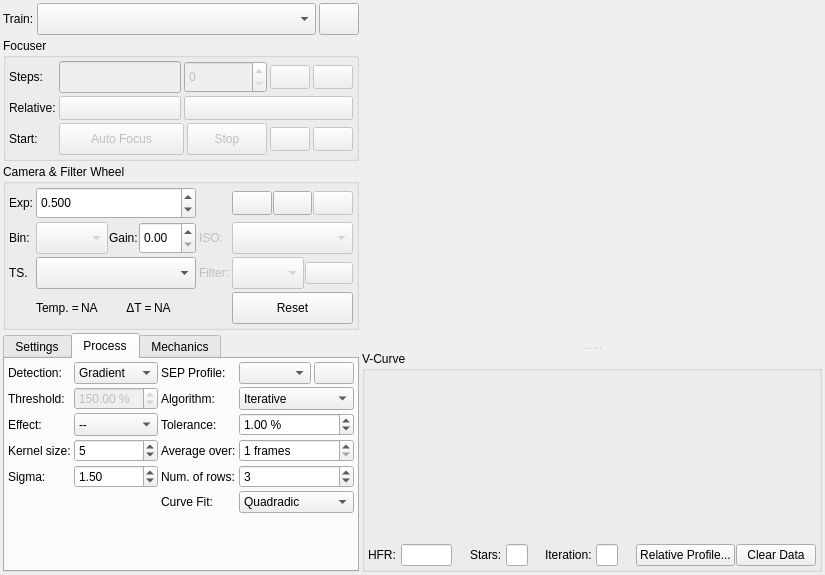
The window that kstars/ekos/focus/focus.ui (KDE/kstars) describes before a commit, drawn with Qt 5.
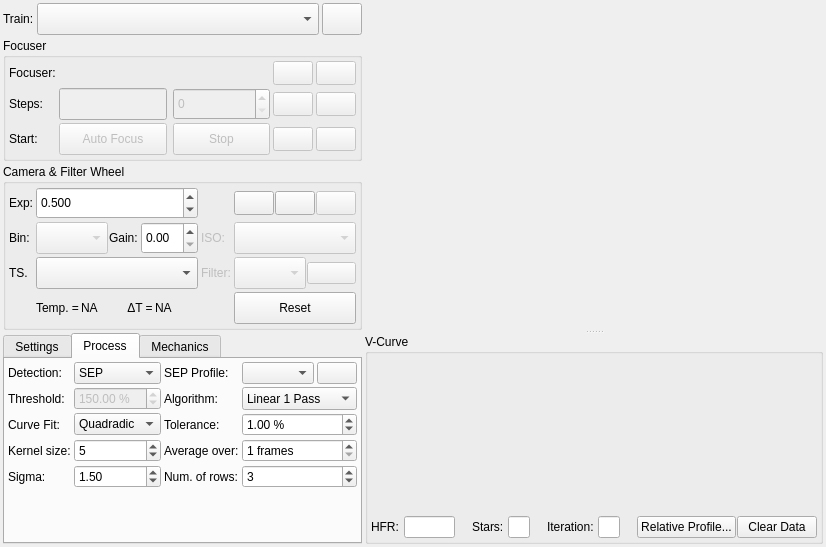
The same window after the commit. The open tabs and pages were chosen to show the change. Icons and pictures are not drawn. Custom widgets are drawn as their Qt base class.

What changed in the file:
```diff
--- a/kstars/ekos/focus/focus.ui
+++ b/kstars/ekos/focus/focus.ui
@@ -6,8 +6,8 @@
    <rect>
     <x>0</x>
     <y>0</y>
-    <width>825</width>
-    <height>575</height>
+    <width>826</width>
+    <height>547</height>
    </rect>
   </property>
   <property name="layoutDirection">
@@ -120,116 +120,7 @@
         <property name="spacing">
          <number>3</number>
         </property>
-        <item row="0" column="1">
-         <widget class="QLineEdit" name="absTicksLabel">
-          <property name="enabled">
-           <bool>false</bool>
-          </property>
-          <property name="minimumSize">
-           <size>
-            <width>0</width>
-            <height>32</height>
-           </size>
-          </property>
-          <property name="toolTip">
-           <string>Current absolute focuser position</string>
-          </property>
-          <property name="styleSheet">
-           <string notr="true">QLineEdit[readOnly=&quot;true&quot;] { color: gray }</string>
-          </property>
-          <property name="readOnly">
-           <bool>true</bool>
-          </property>
-         </widget>
-        </item>
-        <item row="2" column="8">
-         <widget class="QPushButton" name="startLoopB">
-          <property name="enabled">
-           <bool>false</bool>
-          </property>
-          <property name="minimumSize">
-           <size>
-            <width>24</width>
-            <height>24</height>
-           </size>
-          </property>
-          <property name="toolTip">
-           <string>Start framing</string>
-          </property>
-          <property name="text">
-           <string/>
-          </property>
-          <property name="icon">
-           <iconset theme="media-playlist-repeat">
-            <normaloff>.</normaloff>.</iconset>
-          </property>
-          <property name="iconSize">
-           <size>
-            <width>24</width>
-            <height>24</height>
-           </size>
-          </property>
-         </widget>
-        </item>
-        <item row="0" column="0">
-         <widget class="QLabel" name="label_16">
-          <property name="text">
-           <string>Steps:</string>
-          </property>
-         </widget>
-        </item>
-        <item row="2" column="1" colspan="4">
-         <widget class="QPushButton" name="startFocusB">
-          <property name="enabled">
-           <bool>false</bool>
-          </property>
-          <property name="minimumSize">
-           <size>
-            <width>0</width>
-            <height>32</height>
-           </size>
-          </property>
-          <property name="toolTip">
-           <string>Start Auto Focus process</string>
-          </property>
-          <property name="text">
-           <string>Auto Focus</string>
-          </property>
-          <property name="autoDefault">
-           <bool>true</bool>
-          </property>
-          <property name="default">
-           <bool>true</bool>
-          </property>
-         </widget>
-        </item>
-        <item row="2" column="0">
-         <widget class="QLabel" name="label_22">
-          <property name="text">
-           <string>Start:</string>
-          </property>
-         </widget>
-        </item>
-        <item row="2" column="5" colspan="2">
-         <widget class="QPushButton" name="stopFocusB">
-          <property name="enabled">
-           <bool>false</bool>
-          </property>
-          <property name="minimumSize">
-           <size>
-            <width>0</width>
-            <height>32</height>
-           </size>
-          </property>
-          <property name="toolTip">
-           <string>Stop Auto Focus process</string>
-          </property>
-          <property name="text">
-           <string>Stop</string>
-          </property>
-         </widget>
-        </item>
-        <item row="2" column="7">
+        <item row="3" column="5">
          <widget class="QPushButton" name="captureB">
           <property name="enabled">
            <bool>false</bool>
@@ -258,7 +149,43 @@
           </property>
          </widget>
         </item>
-        <item row="0" column="8">
+        <item row="1" column="0">
+         <widget class="QLabel" name="label_16">
+          <property name="text">
+           <string>Steps:</string>
+          </property>
+         </widget>
+        </item>
+        <item row="3" column="4">
+         <widget class="QPushButton" name="startLoopB">
+          <property name="enabled">
+           <bool>false</bool>
+          </property>
+          <property name="minimumSize">
+           <size>
+            <width>24</width>
+            <height>24</height>
+           </size>
+          </property>
+          <property name="toolTip">
+           <string>Start framing</string>
+          </property>
+          <property name="text">
+           <string/>
+          </property>
+          <property name="icon">
+           <iconset theme="media-playlist-repeat">
+            <normaloff>.</normaloff>.</iconset>
+          </property>
+          <property name="iconSize">
+           <size>
+            <width>24</width>
+            <height>24</height>
+           </size>
+          </property>
+         </widget>
+        </item>
+        <item row="1" column="5">
          <widget class="QPushButton" name="stopGotoB">
           <property name="enabled">
            <bool>false</bool>
@@ -287,7 +214,7 @@
           </property>
          </widget>
         </item>
-        <item row="0" column="7">
+        <item row="1" column="4">
          <widget class="QPushButton" name="startGotoB">
           <property name="enabled">
            <bool>false</bool>
@@ -316,29 +243,21 @@
           </property>
          </widget>
         </item>
-        <item row="0" column="2" colspan="5">
-         <widget class="QSpinBox" name="absTicksSpin">
-          <property name="enabled">
-           <bool>false</bool>
+        <item row="3" column="0">
+         <widget class="QLabel" name="label_22">
+          <property name="text">
+           <string>Start:</string>
           </property>
-          <property name="sizePolicy">
-           <sizepolicy hsizetype="MinimumExpanding" vsizetype="Fixed">
-            <horstretch>0</horstretch>
-            <verstretch>0</verstretch>
-           </sizepolicy>
+         </widget>
+        </item>
+        <item row="0" column="0">
+         <widget class="QLabel" name="label_33">
+          <property name="text">
+           <string>Focuser:</string>
           </property>
-          <property name="minimumSize">
-           <size>
-            <width>0</width>
-            <height>32</height>
-           </size>
-          </property>
-          <property name="toolTip">
-           <string>Desired absolute focus position</string>
-          </property>
          </widget>
         </item>
-        <item row="1" column="1">
+        <item row="0" column="4">
          <widget class="QPushButton" name="focusInB">
           <property name="enabled">
            <bool>false</bool>
@@ -370,7 +289,7 @@
           </property>
          </widget>
         </item>
-        <item row="1" column="2" colspan="7">
+        <item row="0" column="5">
          <widget class="QPushButton" name="focusOutB">
           <property name="enabled">
            <bool>false</bool>
@@ -402,10 +321,98 @@
           </property>
          </widget>
         </item>
-        <item row="1" column="0">
-         <widget class="QLabel" name="label_33">
+        <item row="1" column="1">
+         <widget class="QLineEdit" name="absTicksLabel">
+          <property name="enabled">
+           <bool>false</bool>
+          </property>
+          <property name="minimumSize">
+           <size>
+            <width>0</width>
+            <height>32</height>
+           </size>
+          </property>
+          <property name="toolTip">
+           <string>Current absolute focuser position</string>
+          </property>
+          <property name="styleSheet">
+           <string notr="true">QLineEdit[readOnly=&quot;true&quot;] { color: gray }</string>
+          </property>
+          <property name="readOnly">
+           <bool>true</bool>
+          </property>
+         </widget>
+        </item>
+        <item row="3" column="1">
+         <widget class="QPushButton" name="startFocusB">
+          <property name="enabled">
+           <bool>false</bool>
+          </property>
+          <property name="minimumSize">
+           <size>
+            <width>0</width>
+            <height>32</height>
+           </size>
+          </property>
+          <property name="toolTip">
+           <string>Start Auto Focus process</string>
+          </property>
           <property name="text">
-           <string>Relative:</string>
+           <string>Auto Focus</string>
+          </property>
+          <property name="autoDefault">
+           <bool>true</bool>
+          </property>
+          <property name="default">
+           <bool>true</bool>
+          </property>
+         </widget>
+        </item>
+        <item row="3" column="3">
+         <widget class="QPushButton" name="stopFocusB">
+          <property name="enabled">
+           <bool>false</bool>
+          </property>
+          <property name="minimumSize">
+           <size>
+            <width>0</width>
+            <height>32</height>
+           </size>
+          </property>
+          <property name="toolTip">
+           <string>Stop Auto Focus process</string>
+          </property>
+          <property name="text">
+           <string>Stop</string>
+          </property>
+         </widget>
+        </item>
+        <item row="1" column="3">
+         <widget class="QSpinBox" name="absTicksSpin">
+          <property name="enabled">
+           <bool>false</bool>
+          </property>
+          <property name="sizePolicy">
+           <sizepolicy hsizetype="MinimumExpanding" vsizetype="Fixed">
+            <horstretch>0</horstretch>
+            <verstretch>0</verstretch>
+           </sizepolicy>
+          </property>
+          <property name="minimumSize">
+           <size>
+            <width>0</width>
+            <height>32</height>
+           </size>
+          </property>
+          <property name="toolTip">
+           <string>Desired absolute focus position</string>
+          </property>
+         </widget>
+        </item>
+        <item row="0" column="1" colspan="3">
+         <widget class="QLabel" name="focuserLabel">
+          <property name="text">
+           <string/>
           </property>
          </widget>
         </item>
@@ -1151,7 +1158,7 @@
           <number>3</number>
          </property>
          <item>
-          <layout class="QGridLayout" name="gridLayout_6" columnstretch="0,0,0,0,0" rowminimumheight="0,0,0,0,0,0,0">
+          <layout class="QGridLayout" name="gridLayout_6" columnstretch="0,0,0,0,0" rowminimumheight="0,0,0,0,0,0">
            <property name="spacing">
             <number>3</number>
            </property>
@@ -1216,24 +1223,6 @@
              </property>
             </widget>
            </item>
-           <item row="3" column="1">
-            <widget class="QComboBox" name="filterCombo">
-             <property name="sizePolicy">
-              <sizepolicy hsizetype="Preferred" vsizetype="Preferred">
-               <horstretch>0</horstretch>
-               <verstretch>0</verstretch>
-              </sizepolicy>
-             </property>
-             <property name="toolTip">
-              <string>Apply filter to image after capture to enhance it</string>
-             </property>
-             <item>
-              <property name="text">
-               <string>--</string>
-              </property>
-             </item>
-            </widget>
-           </item>
            <item row="4" column="0">
             <widget class="QLabel" name="label_20">
              <property name="text">
@@ -1328,6 +1317,9 @@
              <property name="toolTip">
               <string>&lt;html&gt;&lt;head/&gt;&lt;body&gt;&lt;p&gt;Select focus process algorithm:&lt;/p&gt;&lt;ul style=&quot;margin-top: 0px; margin-bottom: 0px; margin-left: 0px; margin-right: 0px; -qt-list-indent: 1;&quot;&gt;&lt;li style=&quot; margin-top:12px; margin-bottom:0px; margin-left:0px; margin-right:0px; -qt-block-indent:0; text-indent:0px;&quot;&gt;&lt;span style=&quot; font-weight:600;&quot;&gt;Iterative&lt;/span&gt;: Moves focuser by discreet steps initially decided by the step size. Once a curve slope is calculated, further step sizes are calculated to reach optimal solution. The algorithm stops when the measured HFR is within percentage tolerance of the minimum HFR recorded in the procedure.&lt;/li&gt;&lt;li style=&quot; margin-top:0px; margin-bottom:0px; margin-left:0px; margin-right:0px; -qt-block-indent:0; text-indent:0px;&quot;&gt;&lt;span style=&quot; font-weight:600;&quot;&gt;Polynomial&lt;/span&gt;: Starts with iterative method. Upon crossing to the other side of the V-Curve, polynomial fitting coefficients along with possible minimum solution are calculated. This algorithm can be faster than purely iterative approach given a good data set.&lt;/li&gt;&lt;li style=&quot; margin-top:0px; margin-bottom:0px; margin-left:0px; margin-right:0px; -qt-block-indent:0; text-indent:0px;&quot;&gt;&lt;span style=&quot; font-weight:600;&quot;&gt;Linear&lt;/span&gt;: Samples focus inward in a regular fashion, using 2 passes. The algorithm can be slow, but it is more resilient to backlash. Start with the focuser positioned near good focus. Set Initial Step Size and Max Travel for the desired sampling interval and range around start focus position. Tolerance should be around 5%.&lt;/li&gt;&lt;li style=&quot; margin-top:0px; margin-bottom:12px; margin-left:0px; margin-right:0px; -qt-block-indent:0; text-indent:0px;&quot;&gt;&lt;span style=&quot; font-weight:600;&quot;&gt;Linear 1 Pass&lt;/span&gt;: Starts like &lt;span style=&quot; font-weight:600;&quot;&gt;Linear&lt;/span&gt; but after completing the 1st pass, instead of doing a 2nd pass, moves straight to the minimum HFR value calculated. Use Curve Fit of Hyperbola or Parabola.&lt;/li&gt;&lt;/ul&gt;&lt;/body&gt;&lt;/html&gt;</string>
              </property>
+             <property name="currentIndex">
+              <number>3</number>
+             </property>
              <item>
               <property name="text">
                <string>Iterative</string>
@@ -1361,6 +1353,9 @@
              <property name="toolTip">
               <string>&lt;html&gt;&lt;head/&gt;&lt;body&gt;&lt;p&gt;Star detection method:&lt;/p&gt;&lt;ul style=&quot;margin-top: 0px; margin-bottom: 0px; margin-left: 0px; margin-right: 0px; -qt-list-indent: 1;&quot;&gt;&lt;li style=&quot; margin-top:12px; margin-bottom:12px; margin-left:0px; margin-right:0px; -qt-block-indent:0; text-indent:0px;&quot;&gt;&lt;span style=&quot; font-weight:600;&quot;&gt;SEP:&lt;/span&gt; Source Extractor and Photometry, an efficient source detection method based on Source Extractor (Bertin and Arnouts 1996; Bertin 2016). See &lt;a href=&quot;https://joss.theoj.org/papers/10.21105/joss.00058.pdf&quot;&gt;&lt;span style=&quot; text-decoration: underline; color:#0000ff;&quot;&gt;SEP: Source Extractor as a library&lt;/span&gt;&lt;/a&gt; in the Journal of Open Source Software.&lt;/li&gt;&lt;li style=&quot; margin-top:12px; margin-bottom:12px; margin-left:0px; margin-right:0px; -qt-block-indent:0; text-indent:0px;&quot;&gt;&lt;span style=&quot; font-weight:600;&quot;&gt;Centroid&lt;/span&gt;: a source detection based on estimating star mass around signal peaks.&lt;/li&gt;&lt;li style=&quot; margin-top:12px; margin-bottom:12px; margin-left:0px; margin-right:0px; -qt-block-indent:0; text-indent:0px;&quot;&gt;&lt;span style=&quot; font-weight:600;&quot;&gt;Gradient&lt;/span&gt;: a single source detection based on the Sobel filter. Initial or full-field analysis will use SEP instead of this method.&lt;/li&gt;&lt;li style=&quot; margin-top:12px; margin-bottom:12px; margin-left:0px; margin-right:0px; -qt-block-indent:0; text-indent:0px;&quot;&gt;&lt;span style=&quot; font-weight:600;&quot;&gt;Threshold&lt;/span&gt;: a single source detection based on pixel values. Initial or full-field analysis will use SEP instead of this method.&lt;/li&gt;&lt;/ul&gt;&lt;/body&gt;&lt;/html&gt;</string>
              </property>
+             <property name="currentIndex">
+              <number>3</number>
+             </property>
              <item>
               <property name="text">
                <string>Gradient</string>
@@ -1398,16 +1393,6 @@
              </property>
             </widget>
            </item>
-           <item row="3" column="0">
-            <widget class="QLabel" name="label_8">
-             <property name="toolTip">
-              <string/>
-             </property>
-             <property name="text">
-              <string>Effect:</string>
-             </property>
-            </widget>
-           </item>
            <item row="5" column="1">
             <widget class="QDoubleSpinBox" name="gaussianSigmaSpin">
              <property name="toolTip">
@@ -1484,8 +1469,18 @@
              </property>
             </widget>
            </item>
-           <item row="6" column="4">
-            <widget class="QComboBox" name="curveFitCombo">
+           <item row="3" column="0">
+            <widget class="QLabel" name="label_29">
+             <property name="enabled">
+              <bool>true</bool>
+             </property>
+             <property name="text">
+              <string>Curve Fit:</string>
+             </property>
+            </widget>
+           </item>
+           <item row="3" column="1">
+            <widget class="QComboBox" name="focusCurveFit">
              <property name="toolTip">
               <string>&lt;html&gt;&lt;head/&gt;&lt;body&gt;&lt;p&gt;Select the type of curve to fit to the data:&lt;/p&gt;&lt;ul style=&quot;margin-top: 0px; margin-bottom: 0px; margin-left: 0px; margin-right: 0px; -qt-list-indent: 1;&quot;&gt;&lt;li style=&quot; margin-top:0px; margin-bottom:12px; margin-left:0px; margin-right:0px; -qt-block-indent:0; text-indent:0px;&quot;&gt;&lt;span style=&quot; font-weight:600;&quot;&gt;Quadratic&lt;/span&gt;: Uses a polynomial fit of degree 2.  This is currently the default option and currently the only option for all Algorithms except Linear 1 Pass.&lt;/li&gt;&lt;li style=&quot; margin-top:0px; margin-bottom:12px; margin-left:0px; margin-right:0px; -qt-block-indent:0; text-indent:0px;&quot;&gt;&lt;span style=&quot; font-weight:600;&quot;&gt;Hyperbola&lt;/span&gt;: Fits a hyperbola to the data points.  This is currently only available for the Linear 1 Pass Algorithm and is experimental.&lt;/li&gt;&lt;li style=&quot; margin-top:0px; margin-bottom:12px; margin-left:0px; margin-right:0px; -qt-block-indent:0; text-indent:0px;&quot;&gt;&lt;span style=&quot; font-weight:600;&quot;&gt;Parabola&lt;/span&gt;: Fits a parabola to the data points.  This is currently only available for the Linear 1 Pass Algorithm and is experimental.&lt;/li&gt;&lt;/ul&gt;&lt;/body&gt;&lt;/html&gt;</string>
              </property>
@@ -1506,16 +1501,6 @@
              </item>
             </widget>
            </item>
-           <item row="6" column="3">
-            <widget class="QLabel" name="label_29">
-             <property name="enabled">
-              <bool>true</bool>
-             </property>
-             <property name="text">
-              <string>Curve Fit:</string>
-             </property>
-            </widget>
-           </item>
           </layout>
          </item>
          <item>
```
Left out of the diff: 164 changed lines with no effect on the pictures.
